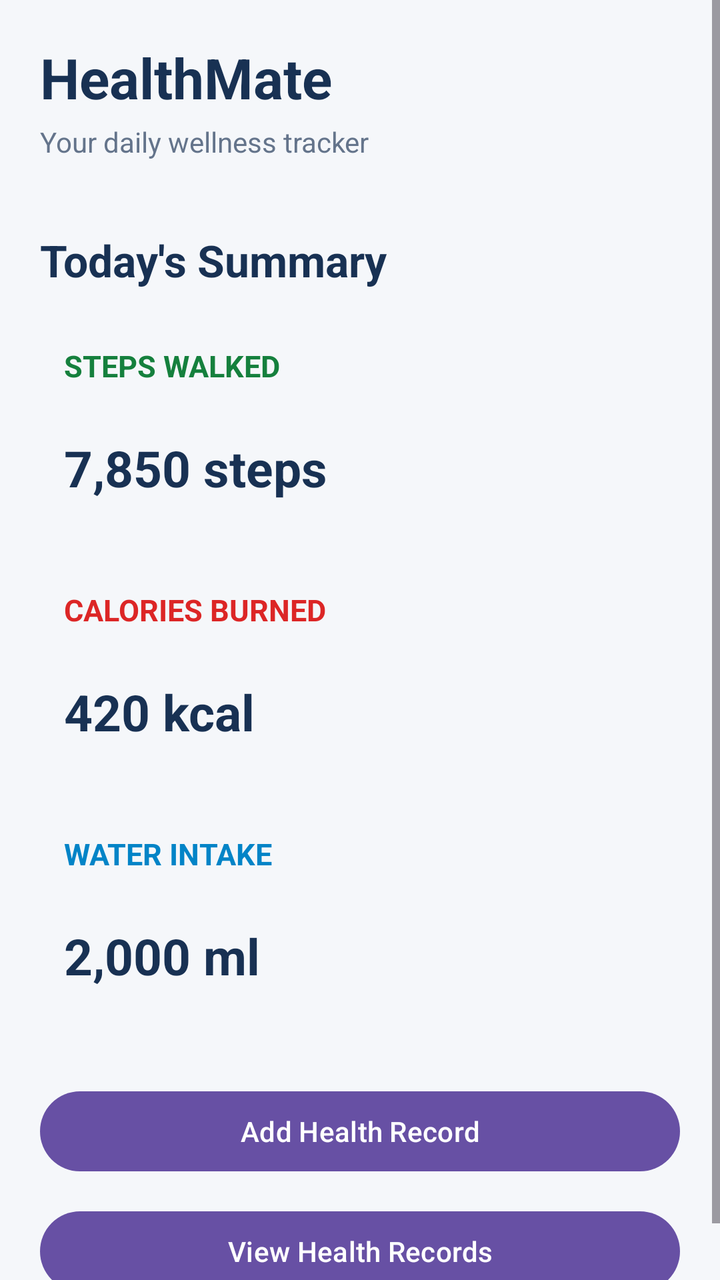
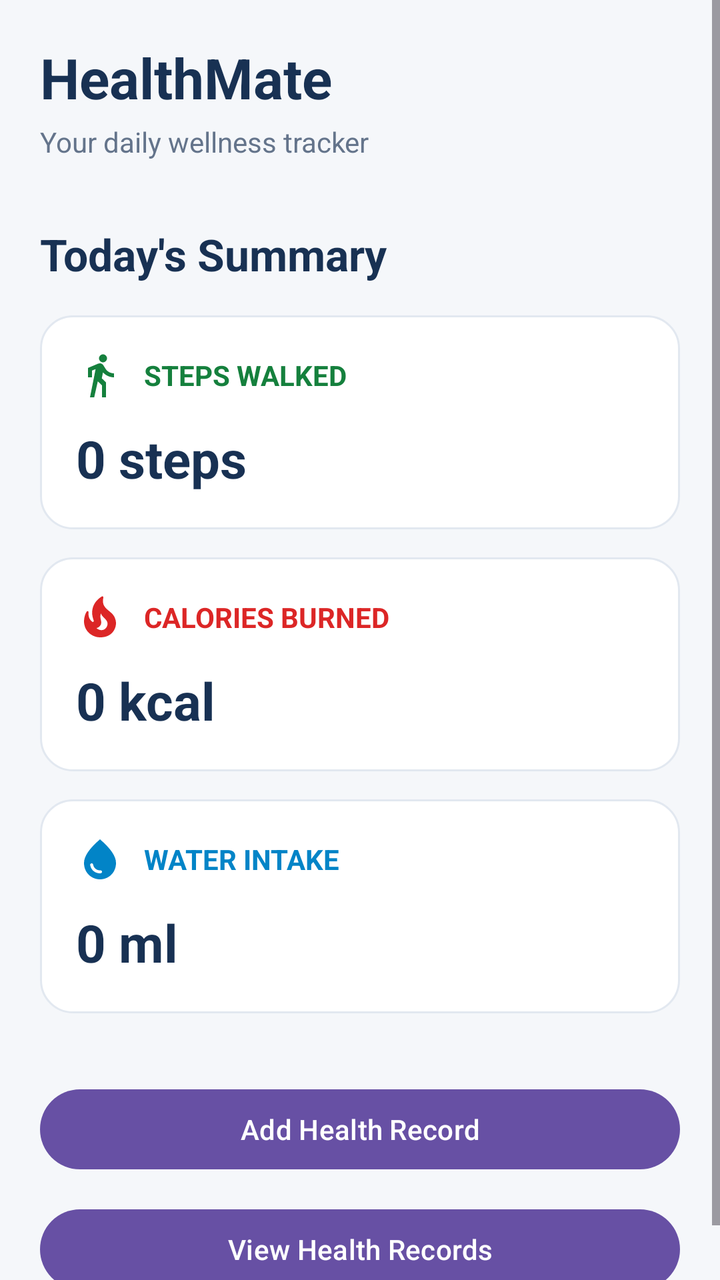

The first picture is an Android layout as it rendered before a commit; the second is the same layout after the commit. The layout source and the unified diff follow.
<!-- AndroidManifest.xml: application theme Theme.HealthMate -->
<!-- res/layout/activity_main.xml -->
<?xml version="1.0" encoding="utf-8"?>
<ScrollView xmlns:android="http://schemas.android.com/apk/res/android"
    android:id="@+id/main"
    android:layout_width="match_parent"
    android:layout_height="match_parent"
    android:fillViewport="true"
    android:background="#F5F7FA">

    <LinearLayout
        android:layout_width="match_parent"
        android:layout_height="wrap_content"
        android:orientation="vertical"
        android:padding="20dp">

        <TextView
            android:layout_width="match_parent"
            android:layout_height="wrap_content"
            android:text="HealthMate"
            android:textSize="28sp"
            android:textStyle="bold"
            android:textColor="#183153" />

        <TextView
            android:layout_width="match_parent"
            android:layout_height="wrap_content"
            android:text="Your daily wellness tracker"
            android:textSize="14sp"
            android:textColor="#64748B"
            android:layout_marginTop="4dp" />

        <TextView
            android:layout_width="match_parent"
            android:layout_height="wrap_content"
            android:text="Today's Summary"
            android:textSize="22sp"
            android:textStyle="bold"
            android:textColor="#183153"
            android:layout_marginTop="35dp"
            android:layout_marginBottom="16dp" />

        <TextView
            android:layout_width="match_parent"
            android:layout_height="wrap_content"
            android:text="STEPS WALKED"
            android:textSize="15sp"
            android:textStyle="bold"
            android:textColor="#15803D"
            android:padding="12dp" />

        <TextView
            android:id="@+id/tvSteps"
            android:layout_width="match_parent"
            android:layout_height="wrap_content"
            android:text="7,850 steps"
            android:textSize="25sp"
            android:textStyle="bold"
            android:textColor="#183153"
            android:padding="12dp" />

        <TextView
            android:layout_width="match_parent"
            android:layout_height="wrap_content"
            android:text="CALORIES BURNED"
            android:textSize="15sp"
            android:textStyle="bold"
            android:textColor="#DC2626"
            android:layout_marginTop="20dp"
            android:padding="12dp" />

        <TextView
            android:id="@+id/tvCalories"
            android:layout_width="match_parent"
            android:layout_height="wrap_content"
            android:text="420 kcal"
            android:textSize="25sp"
            android:textStyle="bold"
            android:textColor="#183153"
            android:padding="12dp" />

        <TextView
            android:layout_width="match_parent"
            android:layout_height="wrap_content"
            android:text="WATER INTAKE"
            android:textSize="15sp"
            android:textStyle="bold"
            android:textColor="#0284C7"
            android:layout_marginTop="20dp"
            android:padding="12dp" />

        <TextView
            android:id="@+id/tvWater"
            android:layout_width="match_parent"
            android:layout_height="wrap_content"
            android:text="2,000 ml"
            android:textSize="25sp"
            android:textStyle="bold"
            android:textColor="#183153"
            android:padding="12dp" />

        <Button
            android:id="@+id/btnAddRecord"
            android:layout_width="match_parent"
            android:layout_height="wrap_content"
            android:text="Add Health Record"
            android:layout_marginTop="35dp" />

        <Button
            android:id="@+id/btnViewRecords"
            android:layout_width="match_parent"
            android:layout_height="wrap_content"
            android:text="View Health Records"
            android:layout_marginTop="12dp" />

    </LinearLayout>

</ScrollView>
<!-- resources referenced by this layout -->
<resources>
  <style name="Theme.HealthMate" parent="Base.Theme.HealthMate" />
  <style name="Base.Theme.HealthMate" parent="Theme.Material3.DayNight.NoActionBar">
          
          
      </style>
</resources>

<!-- the commit's change to res/layout/activity_main.xml (unified diff, before → after) -->
@@ -1,4 +1,3 @@
-<?xml version="1.0" encoding="utf-8"?>
 <ScrollView xmlns:android="http://schemas.android.com/apk/res/android"
     android:id="@+id/main"
     android:layout_width="match_parent"
@@ -12,6 +11,7 @@
         android:orientation="vertical"
         android:padding="20dp">
 
+        
         <TextView
             android:layout_width="match_parent"
             android:layout_height="wrap_content"
@@ -28,6 +28,7 @@
             android:textColor="#64748B"
             android:layout_marginTop="4dp" />
 
+        
         <TextView
             android:layout_width="match_parent"
             android:layout_height="wrap_content"
@@ -35,80 +36,157 @@
             android:textSize="22sp"
             android:textStyle="bold"
             android:textColor="#183153"
-            android:layout_marginTop="35dp"
+            android:layout_marginTop="32dp"
             android:layout_marginBottom="16dp" />
 
-        <TextView
+        
+        <LinearLayout
             android:layout_width="match_parent"
             android:layout_height="wrap_content"
-            android:text="STEPS WALKED"
-            android:textSize="15sp"
-            android:textStyle="bold"
-            android:textColor="#15803D"
-            android:padding="12dp" />
+            android:orientation="vertical"
+            android:background="@drawable/bg_summary_card"
+            android:padding="18dp"
+            android:layout_marginBottom="14dp">
 
-        <TextView
-            android:id="@+id/tvSteps"
+            <LinearLayout
+                android:layout_width="match_parent"
+                android:layout_height="wrap_content"
+                android:orientation="horizontal"
+                android:gravity="center_vertical">
+
+                <ImageView
+                    android:layout_width="24dp"
+                    android:layout_height="24dp"
+                    android:src="@drawable/ic_steps"
+                    android:contentDescription="@string/steps_icon_description" />
+
+                <TextView
+                    android:layout_width="wrap_content"
+                    android:layout_height="wrap_content"
+                    android:text="STEPS WALKED"
+                    android:textSize="14sp"
+                    android:textStyle="bold"
+                    android:textColor="#15803D"
+                    android:layout_marginStart="10dp" />
+
+            </LinearLayout>
+
+            <TextView
+                android:id="@+id/tvSteps"
+                android:layout_width="match_parent"
+                android:layout_height="wrap_content"
+                android:text="0 steps"
+                android:textSize="26sp"
+                android:textStyle="bold"
+                android:textColor="#183153"
+                android:layout_marginTop="12dp" />
+
+        </LinearLayout>
+
+        
+        <LinearLayout
             android:layout_width="match_parent"
             android:layout_height="wrap_content"
-            android:text="7,850 steps"
-            android:textSize="25sp"
-            android:textStyle="bold"
-            android:textColor="#183153"
-            android:padding="12dp" />
+            android:orientation="vertical"
+            android:background="@drawable/bg_summary_card"
+            android:padding="18dp"
+            android:layout_marginBottom="14dp">
 
-        <TextView
+            <LinearLayout
+                android:layout_width="match_parent"
+                android:layout_height="wrap_content"
+                android:orientation="horizontal"
+                android:gravity="center_vertical">
+
+                <ImageView
+                    android:layout_width="24dp"
+                    android:layout_height="24dp"
+                    android:src="@drawable/ic_calories"
+                    android:contentDescription="@string/calories_icon_description" />
+
+                <TextView
+                    android:layout_width="wrap_content"
+                    android:layout_height="wrap_content"
+                    android:text="CALORIES BURNED"
+                    android:textSize="14sp"
+                    android:textStyle="bold"
+                    android:textColor="#DC2626"
+                    android:layout_marginStart="10dp" />
+
+            </LinearLayout>
+
+            <TextView
+                android:id="@+id/tvCalories"
+                android:layout_width="match_parent"
+                android:layout_height="wrap_content"
+                android:text="0 kcal"
+                android:textSize="26sp"
+                android:textStyle="bold"
+                android:textColor="#183153"
+                android:layout_marginTop="12dp" />
+
+        </LinearLayout>
+
+        
+        <LinearLayout
             android:layout_width="match_parent"
             android:layout_height="wrap_content"
-            android:text="CALORIES BURNED"
-            android:textSize="15sp"
-            android:textStyle="bold"
-            android:textColor="#DC2626"
-            android:layout_marginTop="20dp"
-            android:padding="12dp" />
+            android:orientation="vertical"
+            android:background="@drawable/bg_summary_card"
+            android:padding="18dp"
+            android:layout_marginBottom="14dp">
 
-        <TextView
-            android:id="@+id/tvCalories"
-            android:layout_width="match_parent"
-            android:layout_height="wrap_content"
-            android:text="420 kcal"
-            android:textSize="25sp"
-            android:textStyle="bold"
-            android:textColor="#183153"
-            android:padding="12dp" />
+            <LinearLayout
+                android:layout_width="match_parent"
+                android:layout_height="wrap_content"
+                android:orientation="horizontal"
+                android:gravity="center_vertical">
 
-        <TextView
-            android:layout_width="match_parent"
-            android:layout_height="wrap_content"
-            android:text="WATER INTAKE"
-            android:textSize="15sp"
-            android:textStyle="bold"
-            android:textColor="#0284C7"
-            android:layout_marginTop="20dp"
-            android:padding="12dp" />
+                <ImageView
+                    android:layout_width="24dp"
+                    android:layout_height="24dp"
+                    android:src="@drawable/ic_water"
+                    android:contentDescription="@string/water_icon_description" />
 
-        <TextView
-            android:id="@+id/tvWater"
-            android:layout_width="match_parent"
-            android:layout_height="wrap_content"
-            android:text="2,000 ml"
-            android:textSize="25sp"
-            android:textStyle="bold"
-            android:textColor="#183153"
-            android:padding="12dp" />
+                <TextView
+                    android:layout_width="wrap_content"
+                    android:layout_height="wrap_content"
+                    android:text="WATER INTAKE"
+                    android:textSize="14sp"
+                    android:textStyle="bold"
+                    android:textColor="#0284C7"
+                    android:layout_marginStart="10dp" />
 
+            </LinearLayout>
+
+            <TextView
+                android:id="@+id/tvWater"
+                android:layout_width="match_parent"
+                android:layout_height="wrap_content"
+                android:text="0 ml"
+                android:textSize="26sp"
+                android:textStyle="bold"
+                android:textColor="#183153"
+                android:layout_marginTop="12dp" />
+
+        </LinearLayout>
+
+        
         <Button
             android:id="@+id/btnAddRecord"
             android:layout_width="match_parent"
             android:layout_height="wrap_content"
             android:text="Add Health Record"
-            android:layout_marginTop="35dp" />
+            android:textAllCaps="false"
+            android:layout_marginTop="20dp" />
 
+        
         <Button
             android:id="@+id/btnViewRecords"
             android:layout_width="match_parent"
             android:layout_height="wrap_content"
             android:text="View Health Records"
+            android:textAllCaps="false"
             android:layout_marginTop="12dp" />
 
     </LinearLayout>
<!-- resource entries referenced after the edit -->
@@ -1,5 +1,40 @@
 <!-- resources referenced by this layout -->
 <resources>
+  <!-- drawable bg_summary_card (drawable) -->
+  <?xml version="1.0" encoding="utf-8"?>
+  <shape xmlns:android="http://schemas.android.com/apk/res/android"
+      android:shape="rectangle">
+  
+      <solid android:color="#FFFFFF" />
+  
+      <corners android:radius="16dp" />
+  
+      <stroke
+          android:width="1dp"
+          android:color="#E2E8F0" />
+  
+  </shape>
+  <!-- drawable ic_calories (drawable) -->
+  <vector xmlns:android="http://schemas.android.com/apk/res/android" android:height="24dp" android:tint="#DC2626" android:viewportHeight="24" android:viewportWidth="24" android:width="24dp">
+        
+      <path android:fillColor="@android:color/white" android:pathData="M19.48,12.35c-1.57,-4.08 -7.16,-4.3 -5.81,-10.23c0.1,-0.44 -0.37,-0.78 -0.75,-0.55C9.29,3.71 6.68,8 8.87,13.62c0.18,0.46 -0.36,0.89 -0.75,0.59c-1.81,-1.37 -2,-3.34 -1.84,-4.75c0.06,-0.52 -0.62,-0.77 -0.91,-0.34C4.69,10.16 4,11.84 4,14.37c0.38,5.6 5.11,7.32 6.81,7.54c2.43,0.31 5.06,-0.14 6.95,-1.87C19.84,18.11 20.6,15.03 19.48,12.35zM10.2,17.38c1.44,-0.35 2.18,-1.39 2.38,-2.31c0.33,-1.43 -0.96,-2.83 -0.09,-5.09c0.33,1.87 3.27,3.04 3.27,5.08C15.84,17.59 13.1,19.76 10.2,17.38z"/>
+      
+  </vector>
+  <!-- drawable ic_steps (drawable) -->
+  <vector xmlns:android="http://schemas.android.com/apk/res/android" android:autoMirrored="true" android:height="24dp" android:tint="#15803D" android:viewportHeight="24" android:viewportWidth="24" android:width="24dp">
+        
+      <path android:fillColor="@android:color/white" android:pathData="M13.5,5.5c1.1,0 2,-0.9 2,-2s-0.9,-2 -2,-2 -2,0.9 -2,2 0.9,2 2,2zM9.8,8.9L7,23h2.1l1.8,-8 2.1,2v6h2v-7.5l-2.1,-2 0.6,-3C14.8,12 16.8,13 19,13v-2c-1.9,0 -3.5,-1 -4.3,-2.4l-1,-1.6c-0.4,-0.6 -1,-1 -1.7,-1 -0.3,0 -0.5,0.1 -0.8,0.1L6,8.3V13h2V9.6l1.8,-0.7"/>
+      
+  </vector>
+  <!-- drawable ic_water (drawable) -->
+  <vector xmlns:android="http://schemas.android.com/apk/res/android" android:height="24dp" android:tint="#0284C7" android:viewportHeight="24" android:viewportWidth="24" android:width="24dp">
+        
+      <path android:fillColor="@android:color/white" android:pathData="M12,2c-5.33,4.55 -8,8.48 -8,11.8c0,4.98 3.8,8.2 8,8.2s8,-3.22 8,-8.2C20,10.48 17.33,6.55 12,2zM7.83,14c0.37,0 0.67,0.26 0.74,0.62c0.41,2.22 2.28,2.98 3.64,2.87c0.43,-0.02 0.79,0.32 0.79,0.75c0,0.4 -0.32,0.73 -0.72,0.75c-2.13,0.13 -4.62,-1.09 -5.19,-4.12C7.01,14.42 7.37,14 7.83,14z"/>
+      
+  </vector>
+  <string name="calories_icon_description">Calories burned icon</string>
+  <string name="steps_icon_description">Steps walked icon</string>
+  <string name="water_icon_description">Water intake icon</string>
   <style name="Theme.HealthMate" parent="Base.Theme.HealthMate" />
   <style name="Base.Theme.HealthMate" parent="Theme.Material3.DayNight.NoActionBar">
           
